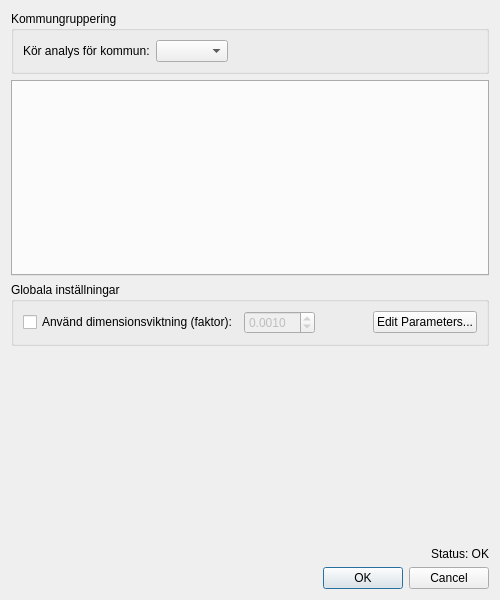
The window that reneW/reneW_dialog_base.ui (d3dm3m/reneW) describes before a commit, drawn with Qt 5.
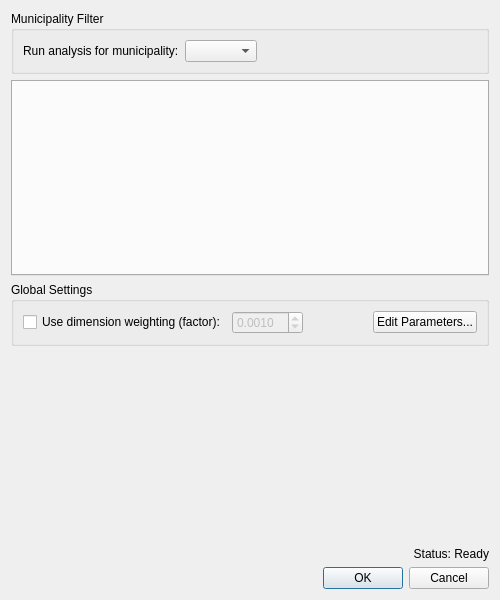
The same window after the commit.

Commit message: Refactor: Standardize all plugin text to English and improve API compatibility.

```diff
--- a/reneW/reneW_dialog_base.ui
+++ b/reneW/reneW_dialog_base.ui
@@ -17,13 +17,13 @@
    <item>
     <widget class="QGroupBox" name="mGroupBoxMunicipality">
      <property name="title">
-      <string>Kommungruppering</string>
+      <string>Municipality Filter</string>
      </property>
      <layout class="QHBoxLayout" name="horizontalLayout_3">
       <item>
        <widget class="QLabel" name="label_2">
         <property name="text">
-         <string>Kör analys för kommun:</string>
+         <string>Run analysis for municipality:</string>
         </property>
        </widget>
       </item>
@@ -56,13 +56,13 @@
    <item>
     <widget class="QGroupBox" name="groupBox">
      <property name="title">
-      <string>Globala inställningar</string>
+      <string>Global Settings</string>
      </property>
      <layout class="QHBoxLayout" name="horizontalLayout">
       <item>
        <widget class="QCheckBox" name="mCheckBoxEnableDimensionWeighting">
         <property name="text">
-         <string>Använd dimensionsviktning (faktor):</string>
+         <string>Use dimension weighting (factor):</string>
         </property>
        </widget>
       </item>
@@ -121,7 +121,7 @@
    <item>
     <widget class="QLabel" name="mStatusLabel">
      <property name="text">
-      <string>Status: OK</string>
+      <string>Status: Ready</string>
      </property>
      <property name="alignment">
       <set>Qt::AlignRight|Qt::AlignTrailing|Qt::AlignVCenter</set>
```
Left out of the diff: 2 changed lines with no effect on the pictures. The commit also changes 1 other file.
